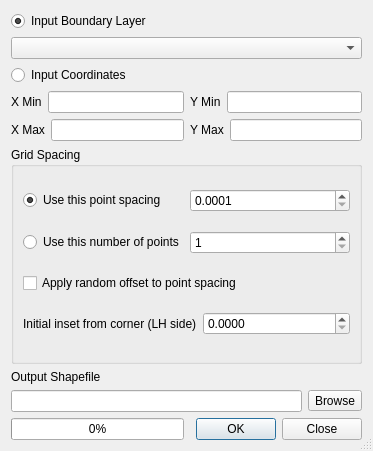
Before: the Qt Designer form qgis/python/plugins/fTools/tools/frmRegPoints.ui in sourcepole/qgis, drawn with Qt 5.
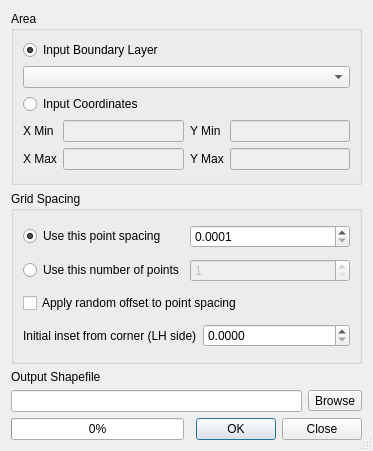
After: the same form once the commit is applied.

```diff
--- a/qgis/python/plugins/fTools/tools/frmRegPoints.ui
+++ b/qgis/python/plugins/fTools/tools/frmRegPoints.ui
@@ -20,7 +20,13 @@
    <bool>true</bool>
   </property>
   <layout class="QGridLayout" name="gridLayout">
-   <item row="0" column="0">
+   <item row="0" column="0" colspan="2">
+    <widget class="QGroupBox" name="groupBox">
+     <property name="title">
+      <string>Area</string>
+     </property>
+     <layout class="QGridLayout" name="gridLayout_2">
+      <item row="0" column="0" colspan="4">
     <widget class="QRadioButton" name="rdoBoundary">
      <property name="text">
       <string>Input Boundary Layer</string>
@@ -30,10 +36,10 @@
      </property>
     </widget>
    </item>
-   <item row="1" column="0" colspan="2">
+      <item row="1" column="0" colspan="4">
     <widget class="QComboBox" name="inShape"/>
    </item>
-   <item row="2" column="0">
+      <item row="2" column="0" colspan="4">
     <widget class="QRadioButton" name="rdoCoordinates">
      <property name="text">
       <string>Input Coordinates</string>
@@ -41,62 +47,65 @@
     </widget>
    </item>
    <item row="3" column="0">
-    <layout class="QHBoxLayout">
-     <item>
       <widget class="QLabel" name="label">
        <property name="text">
         <string>X Min</string>
        </property>
       </widget>
      </item>
-     <item>
-      <widget class="QLineEdit" name="xMin"/>
-     </item>
-    </layout>
-   </item>
    <item row="3" column="1">
-    <layout class="QHBoxLayout">
-     <item>
+       <widget class="QLineEdit" name="xMin">
+        <property name="enabled">
+         <bool>false</bool>
+        </property>
+       </widget>
+      </item>
+      <item row="3" column="2">
       <widget class="QLabel" name="label_4">
        <property name="text">
         <string>Y Min</string>
        </property>
       </widget>
      </item>
-     <item>
-      <widget class="QLineEdit" name="yMin"/>
-     </item>
-    </layout>
+      <item row="3" column="3">
+       <widget class="QLineEdit" name="yMin">
+        <property name="enabled">
+         <bool>false</bool>
+        </property>
+       </widget>
    </item>
    <item row="4" column="0">
-    <layout class="QHBoxLayout">
-     <item>
       <widget class="QLabel" name="label_3">
        <property name="text">
         <string>X Max</string>
        </property>
       </widget>
      </item>
-     <item>
-      <widget class="QLineEdit" name="xMax"/>
-     </item>
-    </layout>
-   </item>
    <item row="4" column="1">
-    <layout class="QHBoxLayout">
-     <item>
+       <widget class="QLineEdit" name="xMax">
+        <property name="enabled">
+         <bool>false</bool>
+        </property>
+       </widget>
+      </item>
+      <item row="4" column="2">
       <widget class="QLabel" name="label_5">
        <property name="text">
         <string>Y Max</string>
        </property>
       </widget>
      </item>
-     <item>
-      <widget class="QLineEdit" name="yMax"/>
-     </item>
-    </layout>
+      <item row="4" column="3">
+       <widget class="QLineEdit" name="yMax">
+        <property name="enabled">
+         <bool>false</bool>
+        </property>
+       </widget>
+      </item>
+     </layout>
+    </widget>
    </item>
-   <item row="5" column="0" colspan="2">
+   <item row="1" column="0" colspan="2">
     <widget class="QGroupBox" name="gridBox">
      <property name="title">
       <string>Grid Spacing</string>
@@ -143,6 +152,9 @@
         </item>
         <item>
          <widget class="QSpinBox" name="spnNumber">
+          <property name="enabled">
+           <bool>false</bool>
+          </property>
           <property name="minimum">
            <number>1</number>
           </property>
@@ -183,7 +195,7 @@
      </layout>
     </widget>
    </item>
-   <item row="6" column="0">
+   <item row="2" column="0">
     <widget class="QLabel" name="label_2">
      <property name="sizePolicy">
       <sizepolicy hsizetype="Fixed" vsizetype="Fixed">
@@ -196,7 +208,7 @@
      </property>
     </widget>
    </item>
-   <item row="7" column="0" colspan="2">
+   <item row="3" column="0" colspan="2">
     <layout class="QHBoxLayout">
      <item>
       <widget class="QLineEdit" name="outShape">
@@ -214,7 +226,7 @@
      </item>
     </layout>
    </item>
-   <item row="8" column="0">
+   <item row="4" column="0">
     <widget class="QProgressBar" name="progressBar">
      <property name="value">
       <number>0</number>
@@ -227,7 +239,7 @@
      </property>
     </widget>
    </item>
-   <item row="8" column="1">
+   <item row="4" column="1">
     <widget class="QDialogButtonBox" name="buttonBox_2">
      <property name="orientation">
       <enum>Qt::Horizontal</enum>
```
Lines whose indentation alone changed are shown as unchanged.
